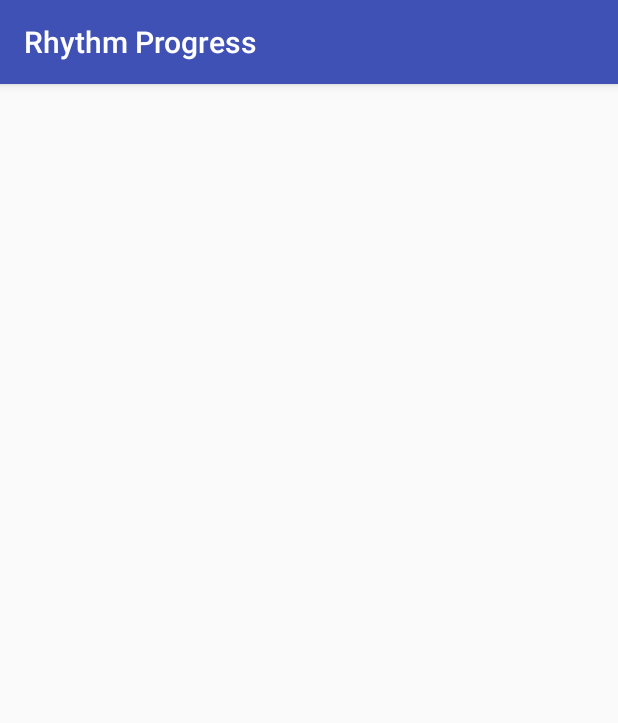
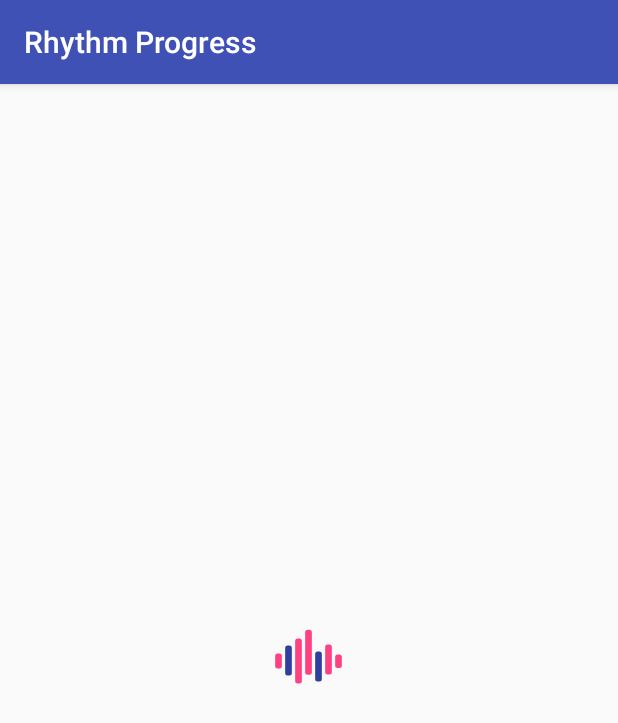
Before and after one commit to markizdeviler/ProgressViewRhythm, an Android app: the screen it shows after launch (MainActivity), on a phone screen of 412 x 824 dp. Shown: the top 723 px of the screen. Run offline under Robolectric (Android 15) with nearby library versions, the phone set to English and light mode, and no system bars.

Commit message:
setStyle function added

```diff
--- a/app/src/main/java/com/example/mukhammadakbar/rhythmprogress/MainActivity.kt
+++ b/app/src/main/java/com/example/mukhammadakbar/rhythmprogress/MainActivity.kt
@@ -12,6 +12,7 @@ class MainActivity : AppCompatActivity() {
 
         animationView.show()
         animationView.smoothToShow()
-        animationView.smoothToHide()
+
+        animationView.setStyle(R.color.colorAccent, R.color.colorPrimaryDark)
     }
 }
--- a/app/src/main/res/layout/activity_main.xml
+++ b/app/src/main/res/layout/activity_main.xml
@@ -3,12 +3,10 @@
     xmlns:tools="http://schemas.android.com/tools"
     android:layout_width="match_parent"
     android:layout_height="match_parent"
-    xmlns:app="http://schemas.android.com/apk/res-auto"
     tools:context="com.example.mukhammadakbar.rhythmprogress.MainActivity">
 
     <com.example.rhythmprogressview.RhythmProgressView
         android:id="@+id/animationView"
-        app:animationLightColor=""
         android:layout_centerInParent="true"
         android:layout_width="50dp"
         android:layout_height="50dp" />
--- a/rhythmprogressview/src/main/java/com/example/rhythmprogressview/RhythmProgressDrawable.kt
+++ b/rhythmprogressview/src/main/java/com/example/rhythmprogressview/RhythmProgressDrawable.kt
@@ -50,7 +50,6 @@ class RhythmProgressDrawable : Drawable(), Animatable {
     }
 
     fun setStyle( colorLight: Int, colorDark: Int, context: Context) {
-        Log.d("style", "$colorDark | $colorLight")
         for (i in 0..6) {
             val paint = Paint()
             when (i) {
--- a/rhythmprogressview/src/main/java/com/example/rhythmprogressview/RhythmProgressView.kt
+++ b/rhythmprogressview/src/main/java/com/example/rhythmprogressview/RhythmProgressView.kt
@@ -3,14 +3,10 @@ package com.example.rhythmprogressview
 import android.annotation.TargetApi
 import android.content.Context
 import android.graphics.Canvas
-import android.graphics.Color
 import android.graphics.drawable.Animatable
 import android.graphics.drawable.Drawable
 import android.os.Build
-import android.support.v4.content.ContextCompat
-import android.text.TextUtils
 import android.util.AttributeSet
-import android.util.Log
 import android.view.View
 import android.view.animation.AnimationUtils
 
@@ -60,6 +56,14 @@ class RhythmProgressView : View {
                 a.getResourceId(R.styleable.RhythmProgressAttr_animationLightColor, R.color.lastColor),
                 a.getResourceId(R.styleable.RhythmProgressAttr_animationDarkColor, R.color.dark), context)
         a.recycle()
+    }
+
+    fun setStyle(colorLoght: Int, colorDark: Int){
+        val drawable = RhythmProgressDrawable()
+        DEFAULT_INDICATOR = drawable
+        setIndicator(drawable)
+        drawable.setStyle(colorLoght, colorDark, context)
+        postInvalidate()
     }
 
     private fun setIndicator(d: RhythmProgressDrawable?) {
```
